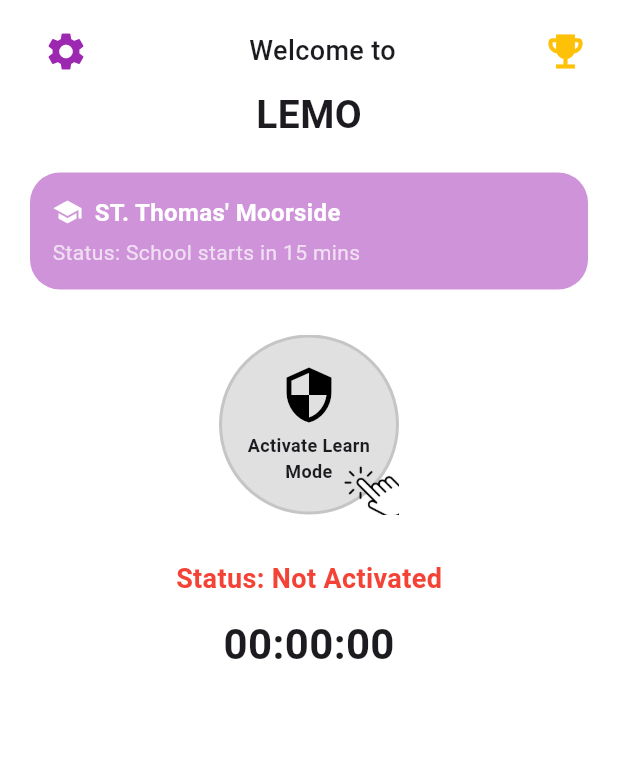
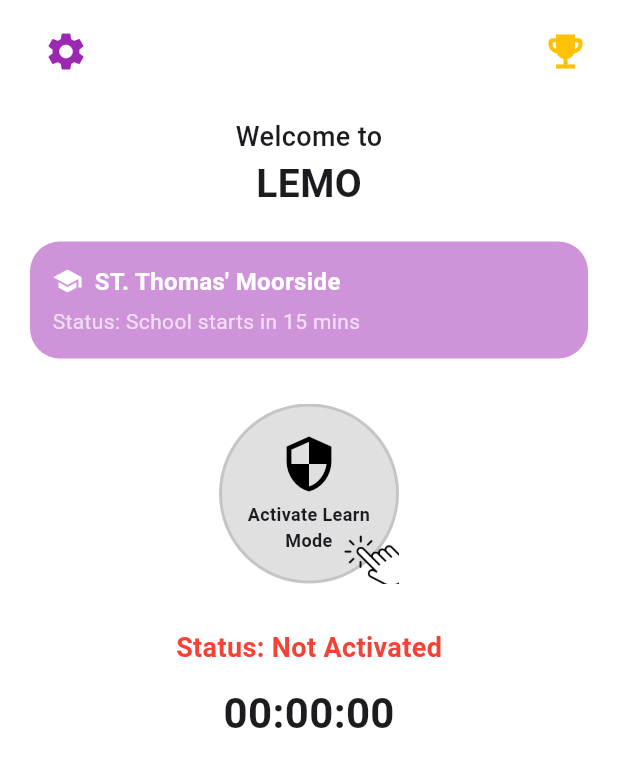
Before and after one commit to Earbaj/test_repo, a Flutter app: the Dashboardscreen screen opened directly, on a phone screen of 412 x 824 dp. Shown: the top 767 px of the screen. Run offline on Flutter 3.47's test engine with Material 3 defaults, Android fonts, the phone set to English and light mode, and no system bars; our stand-ins replace smooth_page_indicator; missing offline and left inert: mobile_scanner.

Commit message:
move text to column from app bar

```diff
--- a/lib/dashboardScreen.dart
+++ b/lib/dashboardScreen.dart
@@ -32,17 +32,24 @@ class _DashboardscreenState extends State<Dashboardscreen> {
                       );
                     },
                   ),
+
+                  Icon(Icons.emoji_events, color: Colors.amber, size: 30),
+                ],
+              ),
+              SizedBox(height: 20,),
+              Column(
+                children: [
                   Text(
                     "Welcome to",
                     style: TextStyle(fontSize: 18, fontWeight: FontWeight.w500),
                   ),
-                  Icon(Icons.emoji_events, color: Colors.amber, size: 30),
+                  Text(
+                    "LEMO",
+                    style: TextStyle(fontSize: 26, fontWeight: FontWeight.bold),
+                  ),
                 ],
               ),
-              Text(
-                "LEMO",
-                style: TextStyle(fontSize: 26, fontWeight: FontWeight.bold),
-              ),
+
               SizedBox(height: 20),
               // School Status Card
               Container(
```
